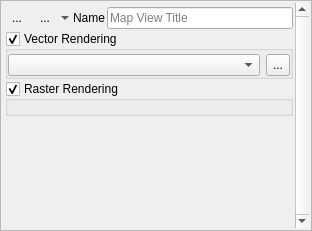
Before: the Qt Designer form timeseriesviewer/ui/mapviewdefinition.ui in jakimowb/eo-time-series-viewer, drawn with Qt 5.
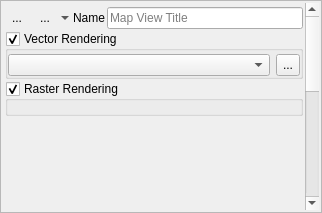
After: the same form once the commit is applied. Icons and pictures are not drawn. Custom widgets are drawn as their Qt base class.

Commit message: fixed issue #52 (error when changing sensor names)

The edit to the form file:
```diff
--- a/timeseriesviewer/ui/mapviewdefinition.ui
+++ b/timeseriesviewer/ui/mapviewdefinition.ui
@@ -6,8 +6,8 @@
    <rect>
     <x>0</x>
     <y>0</y>
-    <width>312</width>
-    <height>231</height>
+    <width>322</width>
+    <height>213</height>
    </rect>
   </property>
   <property name="sizePolicy">
@@ -75,8 +75,8 @@
        <rect>
         <x>0</x>
         <y>0</y>
-        <width>289</width>
-        <height>225</height>
+        <width>299</width>
+        <height>500</height>
        </rect>
       </property>
       <property name="sizePolicy">
@@ -88,7 +88,7 @@
       <property name="minimumSize">
        <size>
         <width>0</width>
-        <height>0</height>
+        <height>500</height>
        </size>
       </property>
       <layout class="QVBoxLayout" name="verticalLayout_3">
```
The commit also changes 2 other files.
